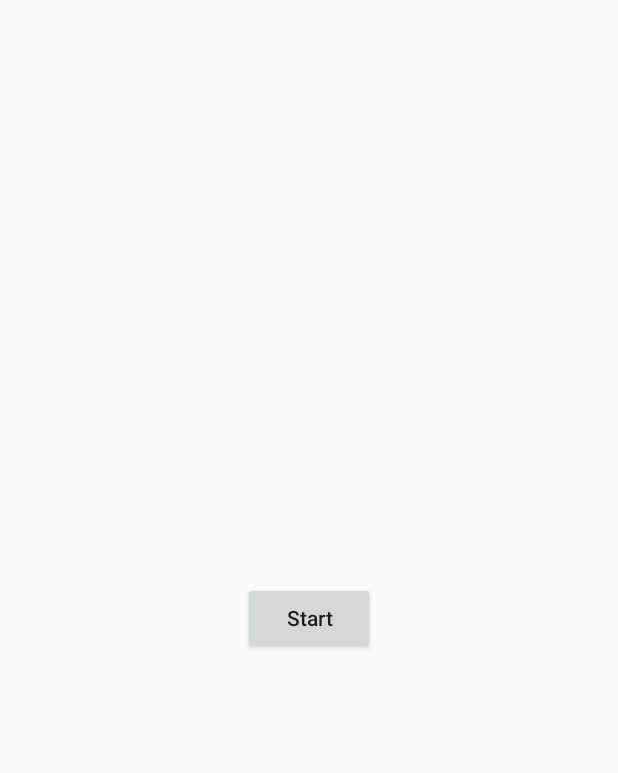
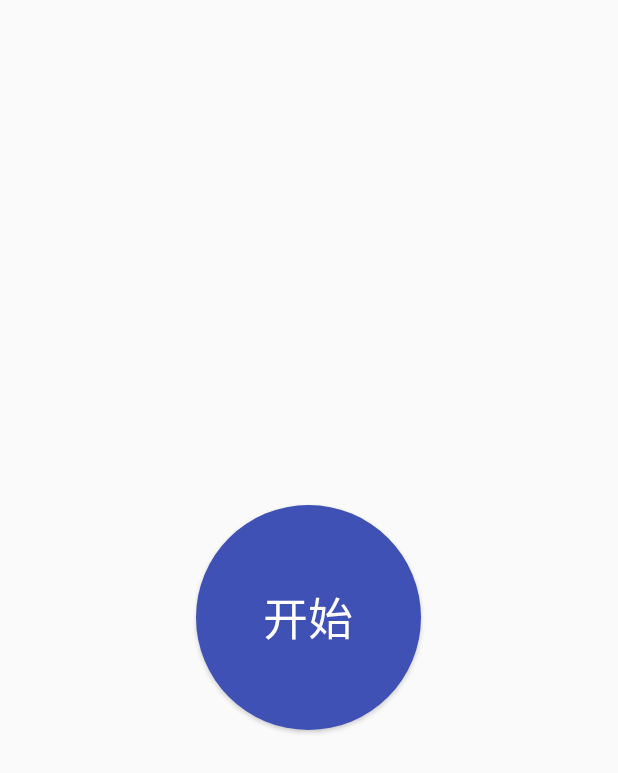
Before and after one commit to YifengWong/TastySnake, an Android app: the HomeFragment screen opened directly, with no data from a screen before it, on a phone screen of 412 x 824 dp. Shown: the top 773 px of the screen. Run offline under Robolectric (Android 15) with nearby library versions, the phone set to English and light mode, and no system bars.

Commit message:
UI design

```diff
--- a/app/src/main/java/com/example/stevennl/tastysnake/Config.java
+++ b/app/src/main/java/com/example/stevennl/tastysnake/Config.java
@@ -19,7 +19,7 @@ public class Config {
     public static final int INTERVAL_MOVE = 180;  // milliseconds
     public static final int INTERVAL_FOOD = 1000;  // milliseconds
 
-    public static final int DELAY_CONN_FRAGMENT = 2000;  // milliseconds
+    public static final int DELAY_CONN_FRAGMENT = 1000;  // milliseconds
 
     public static final int TIME_ATTACK = 30;  // seconds
 
--- a/app/src/main/java/com/example/stevennl/tastysnake/model/Map.java
+++ b/app/src/main/java/com/example/stevennl/tastysnake/model/Map.java
@@ -84,10 +84,7 @@ public class Map {
      * @param p The position of the point
      */
     public Point getPoint(Pos p) {
-        if (!isValid(p.getX(), p.getY()))  {
-            return new Point();
-        }
-        return content[p.getX()][p.getY()];
+        return getPoint(p.getX(), p.getY());
     }
 
     /**
--- a/app/src/main/res/anim/fragment_enter.xml
+++ b/app/src/main/res/anim/fragment_enter.xml
@@ -2,7 +2,7 @@
 <set xmlns:android="http://schemas.android.com/apk/res/android">
     <translate
         android:duration="1000"
-        android:fromXDelta="100%"
+        android:fromXDelta="100%p"
         android:toXDelta="0" />
     <alpha
         android:duration="3000"
--- a/app/src/main/res/anim/fragment_exit.xml
+++ b/app/src/main/res/anim/fragment_exit.xml
@@ -3,7 +3,7 @@
     <translate
         android:duration="1000"
         android:fromXDelta="0"
-        android:toXDelta="-100%" />
+        android:toXDelta="-100%p" />
     <alpha
         android:duration="3000"
         android:fromAlpha="1.0"
--- /dev/null
+++ b/app/src/main/res/drawable/bg_start_btn.xml
@@ -0,0 +1,5 @@
+<?xml version="1.0" encoding="utf-8"?>
+<selector xmlns:android="http://schemas.android.com/apk/res/android">
+    <item android:state_pressed="true" android:drawable="@drawable/circle_primary_dark" />
+    <item android:drawable="@drawable/circle_primary" />
+</selector>
--- /dev/null
+++ b/app/src/main/res/drawable/circle_primary.xml
@@ -0,0 +1,8 @@
+<?xml version="1.0" encoding="utf-8"?>
+<shape xmlns:android="http://schemas.android.com/apk/res/android"
+    android:shape="oval" >
+    <solid android:color="@color/colorPrimary" />
+    <size
+        android:width="5dp"
+        android:height="5dp" />
+</shape>
--- /dev/null
+++ b/app/src/main/res/drawable/circle_primary_dark.xml
@@ -0,0 +1,8 @@
+<?xml version="1.0" encoding="utf-8"?>
+<shape xmlns:android="http://schemas.android.com/apk/res/android"
+    android:shape="oval" >
+    <solid android:color="@color/colorPrimaryDark" />
+    <size
+        android:width="5dp"
+        android:height="5dp" />
+</shape>
--- a/app/src/main/res/layout/fragment_battle.xml
+++ b/app/src/main/res/layout/fragment_battle.xml
@@ -21,5 +21,5 @@
         android:id="@+id/battle_timeTxt"
         android:textSize="@dimen/text_2"
         android:layout_centerHorizontal="true"
-        android:layout_marginTop="@dimen/default_margin"/>
+        android:layout_marginTop="@dimen/margin_median"/>
 </RelativeLayout>
--- a/app/src/main/res/layout/fragment_home.xml
+++ b/app/src/main/res/layout/fragment_home.xml
@@ -4,10 +4,13 @@
     android:layout_height="match_parent"
     tools:context="com.example.stevennl.tastysnake.controller.game.HomeFragment">
     <Button
-        android:layout_width="wrap_content"
-        android:layout_height="wrap_content"
+        android:layout_width="@dimen/start_btn_size"
+        android:layout_height="@dimen/start_btn_size"
         android:id="@+id/home_start_btn"
         android:text="@string/start"
         android:textAllCaps="false"
-        android:layout_centerInParent="true"/>
+        android:layout_centerInParent="true"
+        android:background="@drawable/bg_start_btn"
+        android:textColor="@color/white"
+        android:textSize="@dimen/text_1"/>
 </RelativeLayout>
--- a/app/src/main/res/layout/item_list_device.xml
+++ b/app/src/main/res/layout/item_list_device.xml
@@ -3,7 +3,7 @@
     android:orientation="vertical"
     android:layout_width="match_parent"
     android:layout_height="match_parent"
-    android:padding="@dimen/default_margin">
+    android:padding="@dimen/margin_median">
     <TextView
         android:layout_width="wrap_content"
         android:layout_height="wrap_content"
--- a/app/src/main/res/values/dimens.xml
+++ b/app/src/main/res/values/dimens.xml
@@ -9,5 +9,8 @@
     <dimen name="text_3">16sp</dimen>
     <dimen name="text_4">12sp</dimen>
 
-    <dimen name="default_margin">16dp</dimen>
+    <dimen name="margin_median">16dp</dimen>
+    <dimen name="margin_low">6dp</dimen>
+
+    <dimen name="start_btn_size">150dp</dimen>
 </resources>
--- a/app/src/main/res/values/strings.xml
+++ b/app/src/main/res/values/strings.xml
@@ -4,7 +4,7 @@
     <string name="restart">重新开始</string>
     <string name="connect">Connect</string>
     <string name="game">Game</string>
-    <string name="start">Start</string>
+    <string name="start">开始</string>
     <string name="start_battle">Start Battle!</string>
     <string name="select_device">选择设备进行对战</string>
     <string name="connecting">连接中</string>
@@ -15,6 +15,7 @@
     <string name="you_attacker">你是攻击方</string>
     <string name="you_defender">你是防守方</string>
     <string name="game_about_to_start">游戏即将开始！</string>
+    <string name="pull_to_refresh">请下拉刷新</string>
 
     <string name="not_implement">Not Implemented</string>
 
```
Also changed, not shown: app/src/main/java/com/example/stevennl/tastysnake/controller/game/ConnectFragment.java (+3 -4 lines), app/src/main/res/layout/fragment_connect.xml (+10 -5 lines).
